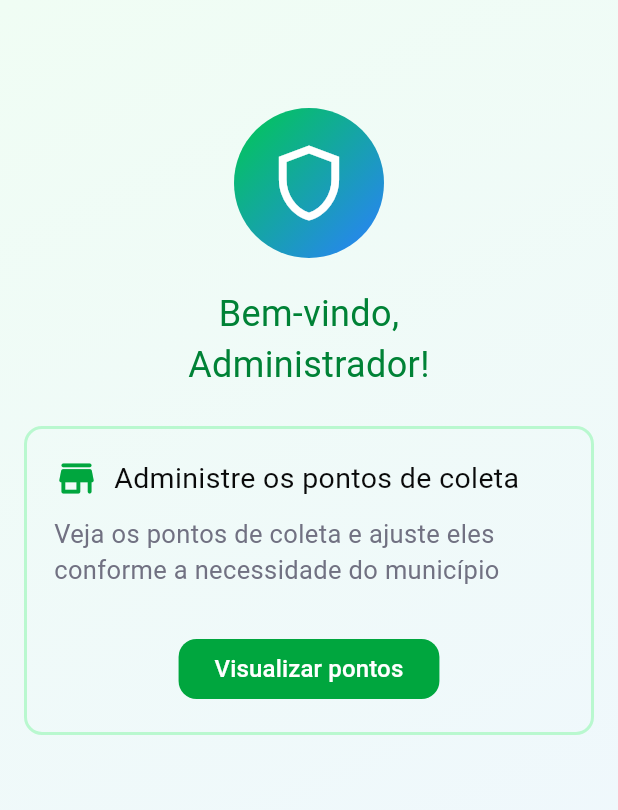
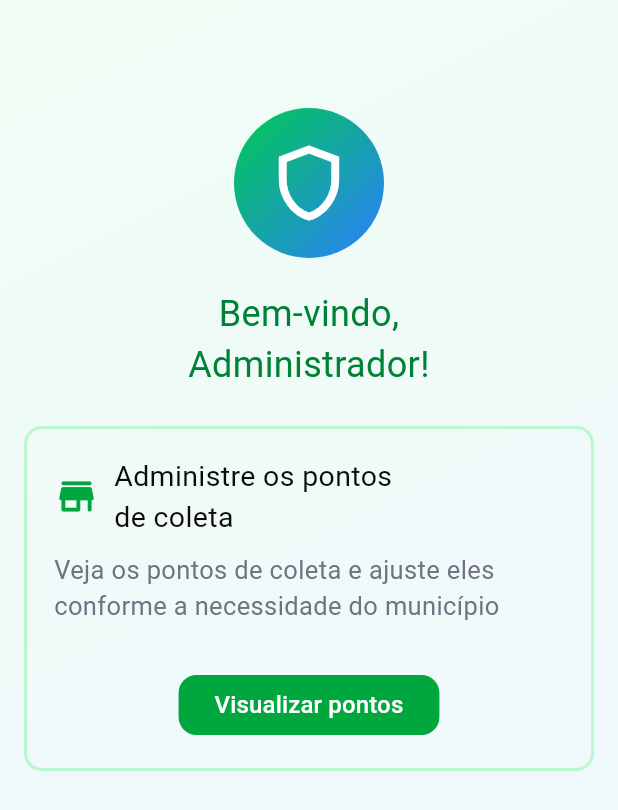
Before and after one commit to FabioMiguelNascimento/echoTrack, a Flutter app: the HomeSelector screen opened directly, on a phone screen of 412 x 824 dp. Shown: the top 810 px of the screen. Run offline on Flutter 3.47's test engine with Material 3 defaults, Android fonts, the phone set to English and light mode, and no system bars; our stand-ins replace cloud_firestore, firebase_auth, firebase_core, shared_preferences; accounts and stored records are empty; generated files the repository leaves out were written again.

Commit message:
fix: overflow no texto

```diff
--- a/lib/src/views/admin/welcome_admin_page.dart
+++ b/lib/src/views/admin/welcome_admin_page.dart
@@ -52,7 +52,7 @@ class WelcomeAdminPage extends StatelessWidget {
                       ),
                       SizedBox(width: 10),
                       Text(
-                        'Administre os pontos de coleta',
+                        'Administre os pontos\nde coleta',
                         style: TextStyle(
                           fontSize: 19,
                           color: Color(0xFF0A0A0A),
```
